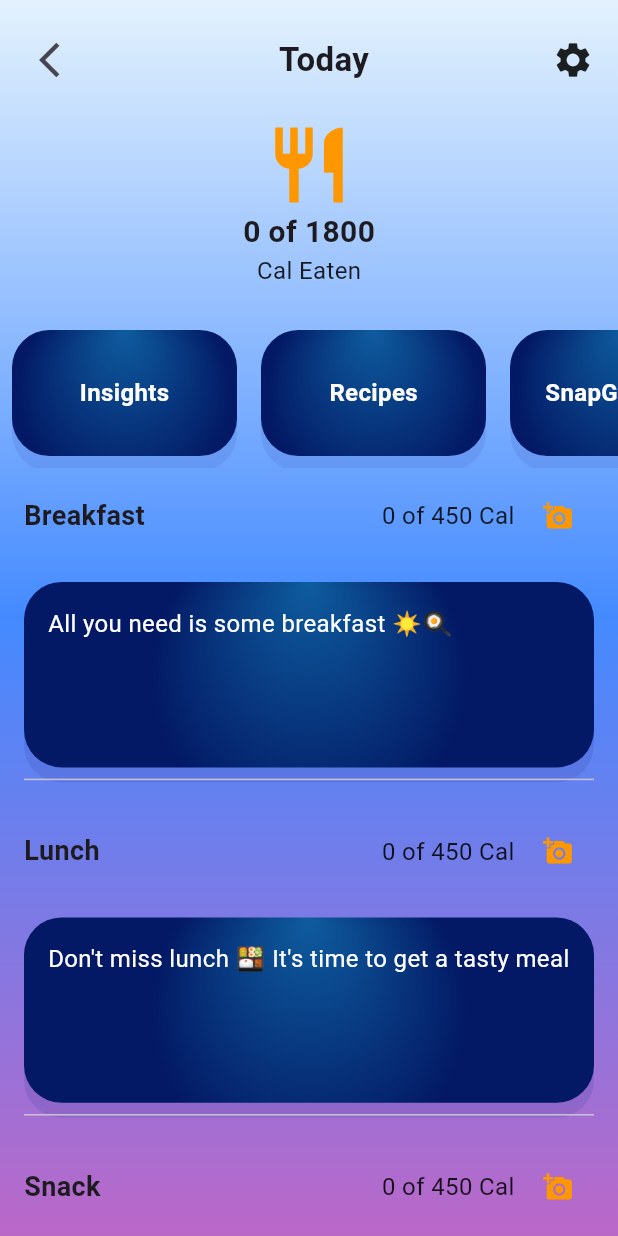
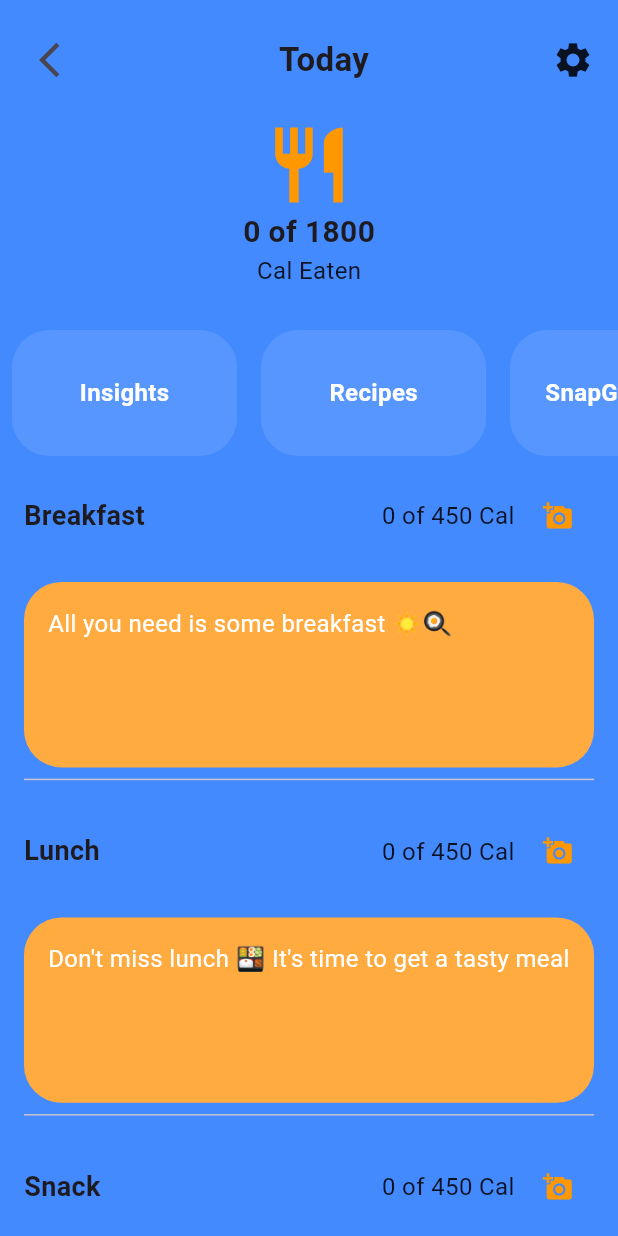
Before and after one commit to nithincod/foodify4.5, a Flutter app: the Foodify2oHomePage screen opened directly, after a tap on "Track Food", on a phone screen of 412 x 824 dp. Run offline on Flutter 3.47's test engine with Material 3 defaults, Android fonts, the phone set to English and light mode, and no system bars; our stand-ins replace animate_do, camera, cloud_firestore, dots_indicator, firebase_auth, firebase_core and 2 more; accounts and stored records are empty.

Commit message:
Issue No 4,5 created

```diff
--- a/lib/pages/foodify2oHomePage.dart
+++ b/lib/pages/foodify2oHomePage.dart
@@ -153,19 +153,6 @@ class IntroCard extends StatelessWidget {
       width: MediaQuery.of(context).size.width,
       decoration: BoxDecoration(
         borderRadius: BorderRadius.circular(50.0),
-        boxShadow: [
-          BoxShadow(
-            color: Colors.indigo[800]!.withOpacity(.15),
-            offset: const Offset(0, 10),
-            blurRadius: 0,
-            spreadRadius: 0,
-          )
-        ],
-        gradient: const RadialGradient(
-          colors: [Color(0xff0E5C9E), Color(0xff031965)],
-          focal: Alignment.topCenter,
-          radius: .85,
-        ),
       ),
       padding: const EdgeInsets.all(25.0),
       child: Column(
@@ -250,19 +237,6 @@ class TrackingNutrientsCard extends StatelessWidget {
           height: 230,
           decoration: BoxDecoration(
             borderRadius: BorderRadius.circular(50.0),
-            boxShadow: [
-              BoxShadow(
-                color: Colors.indigo[800]!.withOpacity(.15),
-                offset: const Offset(0, 10),
-                blurRadius: 0,
-                spreadRadius: 0,
-              )
-            ],
-            gradient: const RadialGradient(
-              colors: [Color(0xff0E5C9E), Color(0xff031965)],
-              focal: Alignment.topCenter,
-              radius: .85,
-            ),
           ),
           padding: const EdgeInsets.all(15.0),
           child: Column(
@@ -420,19 +394,6 @@ class TrackingCard extends StatelessWidget {
         height: 300,
         decoration: BoxDecoration(
           borderRadius: BorderRadius.circular(50.0),
-          boxShadow: [
-            BoxShadow(
-              color: Colors.indigo[800]!.withOpacity(.15),
-              offset: const Offset(0, 10),
-              blurRadius: 0,
-              spreadRadius: 0,
-            )
-          ],
-          gradient: const RadialGradient(
-            colors: [Color(0xff0E5C9E), Color(0xff031965)],
-            focal: Alignment.topCenter,
-            radius: .85,
-          ),
         ),
         padding: const EdgeInsets.symmetric(horizontal: 20, vertical: 20),
         child: Column(
--- a/lib/pages/foodifyInsightsPage.dart
+++ b/lib/pages/foodifyInsightsPage.dart
@@ -1,4 +1,6 @@
 import 'package:flutter/material.dart';
+
+import '../utils/background.dart';
 
 void main() {
   runApp(const MyApp());
@@ -16,24 +18,7 @@ class MyApp extends StatelessWidget {
   }
 }
 
-class Background extends StatelessWidget {
-  const Background({Key? key}) : super(key: key);
 
-  @override
-  Widget build(BuildContext context) {
-    return Container(
-      width: MediaQuery.of(context).size.width,
-      height: MediaQuery.of(context).size.height,
-      decoration: BoxDecoration(
-        gradient: LinearGradient(
-          colors: [Colors.blue[50]!, Colors.blueAccent, Colors.purple[300]!],
-          begin: Alignment.topCenter,
-          end: Alignment.bottomCenter,
-        ),
-      ),
-    );
-  }
-}
 
 class InsightsPage extends StatelessWidget {
   const InsightsPage({Key? key}) : super(key: key);
--- a/lib/pages/foodifyTrackingPage.dart
+++ b/lib/pages/foodifyTrackingPage.dart
@@ -1,6 +1,7 @@
 import 'package:flutter/material.dart';
 import 'package:cloud_firestore/cloud_firestore.dart';
 
+import '../utils/background.dart';
 import '../utils/shimmer.dart';
 import 'foodify2oHealthyReceipiesPage.dart';
 import 'foodify2oSnapPage.dart';
@@ -243,19 +244,7 @@ class _TrackingFoodPageState extends State<TrackingFoodPage> {
             width: double.infinity,
             decoration: BoxDecoration(
               borderRadius: BorderRadius.circular(25.0),
-              boxShadow: [
-                BoxShadow(
-                  color: Colors.indigo[800]!.withOpacity(.15),
-                  offset: const Offset(0, 10),
-                  blurRadius: 0,
-                  spreadRadius: 0,
-                )
-              ],
-              gradient: const RadialGradient(
-                colors: [Color(0xff0E5C9E), Color(0xff031965)],
-                focal: Alignment.topCenter,
-                radius: .85,
-              ),
+              color: Colors.orangeAccent,
             ),
             child: Text(subtitle, style: const TextStyle(fontSize: 16, color: Colors.white)),
           ),
@@ -280,19 +269,7 @@ class _TrackingFoodPageState extends State<TrackingFoodPage> {
           padding: const EdgeInsets.all(16),
           decoration: BoxDecoration(
             borderRadius: BorderRadius.circular(25.0),
-            boxShadow: [
-              BoxShadow(
-                color: Colors.indigo[500]!.withOpacity(.15),
-                offset: const Offset(0, 10),
-                blurRadius: 0,
-                spreadRadius: 0,
-              )
-            ],
-            gradient: const RadialGradient(
-              colors: [Color(0xff0E5C9E), Color(0xff031965)],
-              focal: Alignment.topCenter,
-              radius: .85,
-            ),
+            color: Colors.white10
           ),
           alignment: Alignment.center,
           child: const Text('Insights', style: TextStyle(fontSize: 16, fontWeight: FontWeight.bold, color: Colors.white)),
@@ -310,19 +287,7 @@ class _TrackingFoodPageState extends State<TrackingFoodPage> {
         padding: const EdgeInsets.all(16),
         decoration: BoxDecoration(
           borderRadius: BorderRadius.circular(25.0),
-          boxShadow: [
-            BoxShadow(
-              color: Colors.indigo[500]!.withOpacity(.15),
-              offset: const Offset(0, 10),
-              blurRadius: 0,
-              spreadRadius: 0,
-            )
-          ],
-          gradient: const RadialGradient(
-            colors: [Color(0xff0E5C9E), Color(0xff031965)],
-            focal: Alignment.topCenter,
-            radius: .85,
-          ),
+          color: Colors.white10
         ),
         alignment: Alignment.center,
         child: const Text('SnapGalleries', style: TextStyle(fontSize: 16, fontWeight: FontWeight.bold, color: Colors.white)),
@@ -345,19 +310,7 @@ class _TrackingFoodPageState extends State<TrackingFoodPage> {
           padding: const EdgeInsets.all(16),
           decoration: BoxDecoration(
             borderRadius: BorderRadius.circular(25.0),
-            boxShadow: [
-              BoxShadow(
-                color: Colors.indigo[500]!.withOpacity(.15),
-                offset: const Offset(0, 10),
-                blurRadius: 0,
-                spreadRadius: 0,
-              )
-            ],
-            gradient: const RadialGradient(
-              colors: [Color(0xff0E5C9E), Color(0xff031965)],
-              focal: Alignment.topCenter,
-              radius: .85,
-            ),
+            color: Colors.white10
           ),
           alignment: Alignment.center,
           child: const Text('Recipes', style: TextStyle(fontSize: 16, fontWeight: FontWeight.bold, color: Colors.white)),
@@ -375,19 +328,7 @@ class _TrackingFoodPageState extends State<TrackingFoodPage> {
         padding: const EdgeInsets.all(16),
         decoration: BoxDecoration(
           borderRadius: BorderRadius.circular(25.0),
-          boxShadow: [
-            BoxShadow(
-              color: Colors.indigo[500]!.withOpacity(.15),
-              offset: const Offset(0, 10),
-              blurRadius: 0,
-              spreadRadius: 0,
-            )
-          ],
-          gradient: const RadialGradient(
-            colors: [Color(0xff0E5C9E), Color(0xff031965)],
-            focal: Alignment.topCenter,
-            radius: .85,
-          ),
+          color: Colors.white10
         ),
         alignment: Alignment.center,
         child: const Text('SavedMeals', style: TextStyle(fontSize: 16, fontWeight: FontWeight.bold, color: Colors.white)),
--- a/lib/utils/background.dart
+++ b/lib/utils/background.dart
@@ -8,12 +8,7 @@ class Background extends StatelessWidget {
     return Container(
       width: MediaQuery.of(context).size.width,
       height: MediaQuery.of(context).size.height,
-      decoration: BoxDecoration(
-        gradient: LinearGradient(
-            colors: [Colors.blue[50]!, Colors.blueAccent, Colors.purple[300]!],
-            begin: Alignment.topCenter,
-            end: Alignment.bottomCenter),
-      ),
+      color: Colors.blueAccent, // Solid background color
     );
   }
 }
```
